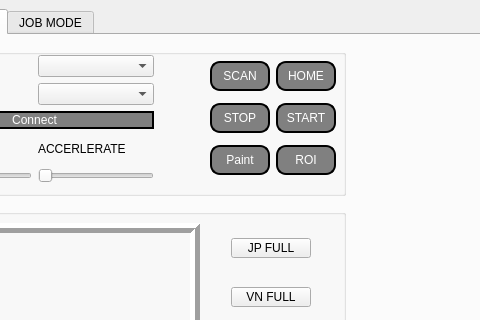
The window that LV/MelfaModel/guiwindow.ui (phucnamjose/Thesis_Nam_Nhi) describes before a commit, drawn with Qt 5; both pictures show x 106 to 586 and y 0 to 320 of the 1197 by 648 pixel window.
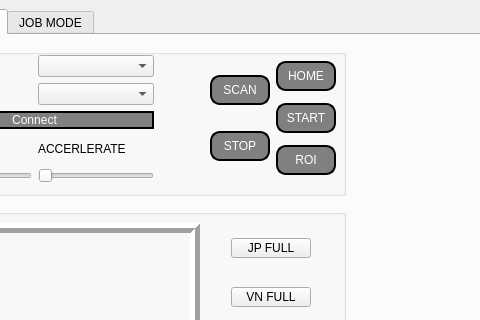
The same window after the commit. Custom widgets are drawn as their Qt base class.

```diff
--- a/LV/MelfaModel/guiwindow.ui
+++ b/LV/MelfaModel/guiwindow.ui
@@ -248,42 +248,6 @@
               </property>
              </widget>
             </item>
-            <item>
-             <widget class="QPushButton" name="pushButton_Paint">
-              <property name="sizePolicy">
-               <sizepolicy hsizetype="Fixed" vsizetype="Fixed">
-                <horstretch>0</horstretch>
-                <verstretch>0</verstretch>
-               </sizepolicy>
-              </property>
-              <property name="minimumSize">
-               <size>
-                <width>60</width>
-                <height>0</height>
-               </size>
-              </property>
-              <property name="maximumSize">
-               <size>
-                <width>60</width>
-                <height>30</height>
-               </size>
-              </property>
-              <property name="styleSheet">
-               <string notr="true">#pushButton_Paint
-{
-color: white;
-border-width: 2px;
-border-style: solid;
-border-color:black;
-border-radius:10px;
-background-color:gray;
-}</string>
-              </property>
-              <property name="text">
-               <string>Paint</string>
-              </property>
-             </widget>
-            </item>
            </layout>
           </item>
           <item>
```
